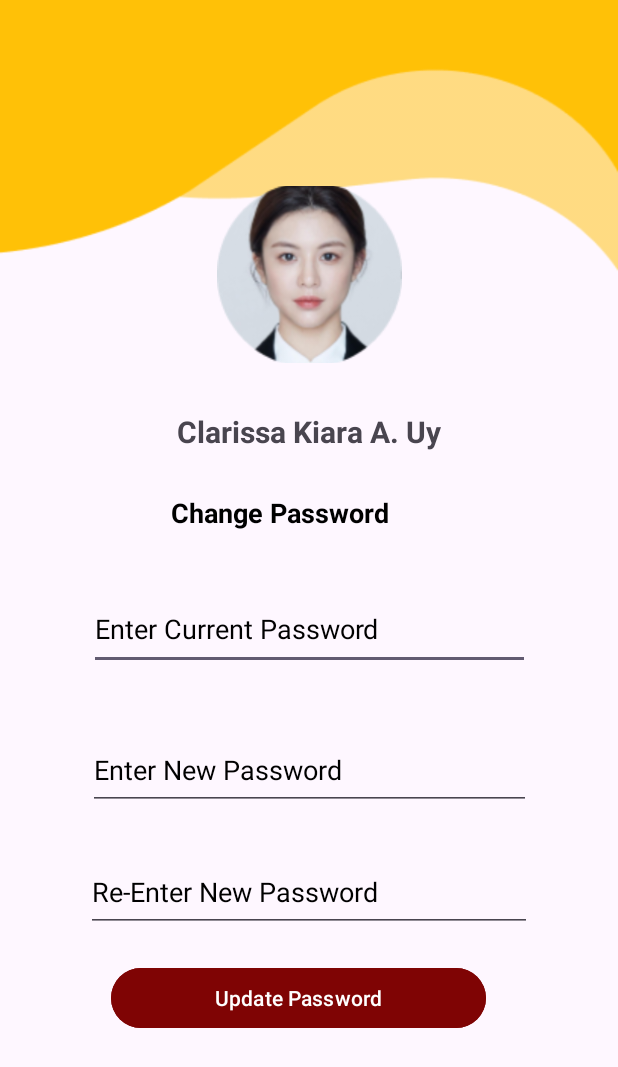
After one commit to ilustrisimojamesruther/wild_Attend, an Android app: the fragment StudentChangePassword shown on its own in the app's theme, on a phone screen of 412 x 824 dp. The commit adds this screen. Shown: the top 1067 px of the screen. Run offline under Robolectric (Android 15) with nearby library versions, the phone set to English and light mode, and no system bars.

Commit message:
Creating Student Change Password Page.

```diff
--- /dev/null
+++ b/app/src/main/java/com/example/wildattend/StudentChangePassword.java
@@ -0,0 +1,70 @@
+package com.example.wildattend;
+
+import android.os.Bundle;
+import android.view.LayoutInflater;
+import android.view.View;
+import android.view.ViewGroup;
+import android.widget.Button;
+import android.widget.EditText;
+import android.widget.Toast;
+import androidx.fragment.app.Fragment;
+
+public class StudentChangePassword extends Fragment {
+
+    private EditText currentPasswordEditText, newPasswordEditText, reEnterNewPasswordEditText;
+    private Button updatePasswordButton;
+
+    public StudentChangePassword() {
+        // Required empty public constructor
+    }
+
+    @Override
+    public View onCreateView(LayoutInflater inflater, ViewGroup container,
+                             Bundle savedInstanceState) {
+        View view = inflater.inflate(R.layout.fragment_student_changepassword, container, false);
+
+        currentPasswordEditText = view.findViewById(R.id.CurrentPassword);
+        newPasswordEditText = view.findViewById(R.id.NewPassword);
+        reEnterNewPasswordEditText = view.findViewById(R.id.ReEnterNewPassword);
+        updatePasswordButton = view.findViewById(R.id.logout);
+
+        updatePasswordButton.setOnClickListener(new View.OnClickListener() {
+            @Override
+            public void onClick(View v) {
+                updatePassword();
+            }
+        });
+
+        return view;
+    }
+
+    private void updatePassword() {
+        String currentPassword = currentPasswordEditText.getText().toString().trim();
+        String newPassword = newPasswordEditText.getText().toString().trim();
+        String reEnteredPassword = reEnterNewPasswordEditText.getText().toString().trim();
+
+        // Check if new password and re-entered password match
+        if (!newPassword.equals(reEnteredPassword)) {
+            Toast.makeText(getActivity(), "New password and re-entered password do not match", Toast.LENGTH_SHORT).show();
+            return;
+        }
+
+        // Placeholder: Verify the current password
+        if (!isCurrentPasswordValid(currentPassword)) {
+            Toast.makeText(getActivity(), "Incorrect current password", Toast.LENGTH_SHORT).show();
+            return;
+        }
+
+        // Password change logic goes here
+        // You can implement database operations or call authentication manager methods to update the password
+    }
+
+    // Placeholder method to verify the current password
+    private boolean isCurrentPasswordValid(String currentPassword) {
+        // Implement your logic to verify the current password
+        // For example, compare it with the actual current password stored in the database
+        // Replace this with your actual logic to validate the current password
+        String actualCurrentPassword = "123456"; // Assuming this is your actual current password
+        return currentPassword.equals(actualCurrentPassword);
+    }
+}
--- /dev/null
+++ b/app/src/main/res/layout/fragment_student_changepassword.xml
@@ -0,0 +1,109 @@
+<?xml version="1.0" encoding="utf-8"?>
+<androidx.constraintlayout.widget.ConstraintLayout xmlns:android="http://schemas.android.com/apk/res/android"
+    xmlns:app="http://schemas.android.com/apk/res-auto"
+    xmlns:tools="http://schemas.android.com/tools"
+    android:id="@+id/frameLayout"
+    android:layout_width="match_parent"
+    android:layout_height="match_parent"
+    android:background="@drawable/background_dashboard"
+    tools:context=".StudentChangePassword">
+
+    <com.google.android.material.imageview.ShapeableImageView
+        android:id="@+id/sample_image"
+        android:layout_width="123dp"
+        android:layout_height="118dp"
+        android:layout_marginTop="124dp"
+        android:scaleType="centerCrop"
+        android:src="@drawable/picture_profile"
+        app:layout_constraintEnd_toEndOf="parent"
+        app:layout_constraintStart_toStartOf="parent"
+        app:layout_constraintTop_toTopOf="parent" />
+
+
+    <TextView
+        android:id="@+id/studentName"
+        android:layout_width="232dp"
+        android:layout_height="0dp"
+        android:layout_marginTop="32dp"
+        android:contentDescription="@string/Name"
+        android:text="@string/student_name"
+        android:textAlignment="center"
+        android:textSize="20sp"
+        android:textStyle="bold"
+        app:layout_constraintEnd_toEndOf="parent"
+        app:layout_constraintHorizontal_bias="0.497"
+        app:layout_constraintStart_toStartOf="parent"
+        app:layout_constraintTop_toBottomOf="@id/sample_image"
+        tools:ignore="TextSizeCheck" />
+
+    <TextView
+        android:id="@+id/studentChangePassword"
+        android:layout_width="182dp"
+        android:layout_height="35dp"
+        android:layout_gravity="center"
+        android:layout_marginTop="28dp"
+        android:contentDescription="@string/StudentChangePass"
+        android:text="@string/change_password"
+        android:textColor="@color/black"
+        android:textSize="18sp"
+        android:textStyle="bold"
+        app:layout_constraintEnd_toEndOf="parent"
+        app:layout_constraintHorizontal_bias="0.497"
+        app:layout_constraintStart_toStartOf="parent"
+        app:layout_constraintTop_toBottomOf="@id/studentName"
+        tools:ignore="TextSizeCheck" />
+
+    <EditText
+        android:id="@+id/CurrentPassword"
+        android:layout_width="294dp"
+        android:layout_height="54dp"
+        android:layout_marginTop="28dp"
+        android:autofillHints=""
+        android:ems="10"
+        android:hint="@string/hint_current_password"
+        android:inputType="textPassword"
+        android:textColorHint="#000000"
+        app:layout_constraintEnd_toEndOf="parent"
+        app:layout_constraintStart_toStartOf="parent"
+        app:layout_constraintTop_toBottomOf="@id/studentChangePassword" />
+
+    <EditText
+        android:id="@+id/NewPassword"
+        android:layout_width="295dp"
+        android:layout_height="53dp"
+        android:layout_marginTop="40dp"
+        android:autofillHints=""
+        android:ems="10"
+        android:hint="@string/enter_new_password"
+        android:inputType="textPassword"
+        android:textColorHint="#000000"
+        app:layout_constraintEnd_toEndOf="parent"
+        app:layout_constraintStart_toStartOf="parent"
+        app:layout_constraintTop_toBottomOf="@id/CurrentPassword" />
+
+    <EditText
+        android:id="@+id/ReEnterNewPassword"
+        android:layout_width="297dp"
+        android:layout_height="53dp"
+        android:layout_marginTop="28dp"
+        android:autofillHints=""
+        android:ems="10"
+        android:hint="@string/re_enter_new_password"
+        android:inputType="textPassword"
+        android:textColorHint="#000000"
+        app:layout_constraintEnd_toEndOf="parent"
+        app:layout_constraintStart_toStartOf="parent"
+        app:layout_constraintTop_toBottomOf="@id/NewPassword" />
+
+    <Button
+        android:id="@+id/logout"
+        android:layout_width="250dp"
+        android:layout_height="wrap_content"
+        android:layout_marginTop="20dp"
+        android:layout_marginEnd="88dp"
+        android:backgroundTint="@color/maroon"
+        android:text="@string/update_password"
+        app:layout_constraintEnd_toEndOf="parent"
+        app:layout_constraintTop_toBottomOf="@id/ReEnterNewPassword" />
+
+</androidx.constraintlayout.widget.ConstraintLayout>
--- a/app/src/main/res/values/strings.xml
+++ b/app/src/main/res/values/strings.xml
@@ -46,4 +46,18 @@
     </string>
 
     <string name="late">You will be asked to input a valid\nreason for your late time in.</string>
+
+    <!-- This is for student change password -->
+    <string name="student_name">Clarissa Kiara A. Uy</string>
+    <string name="change_password">Change Password</string>
+    <string name="enter_new_password">Enter New Password</string>
+    <string name="hint_current_password">Enter Current Password</string>
+    <string name="re_enter_new_password">Re-Enter New Password</string>
+    <string name="update_password">Update Password</string>
+    <string name="Name">Student name</string>
+    <string name="StudentChangePass">Change password</string>
+
+    <!-- This is for student over all attendance-->
+    <string name="logout_button_text">Export Attendance</string>
+
 </resources>
```
